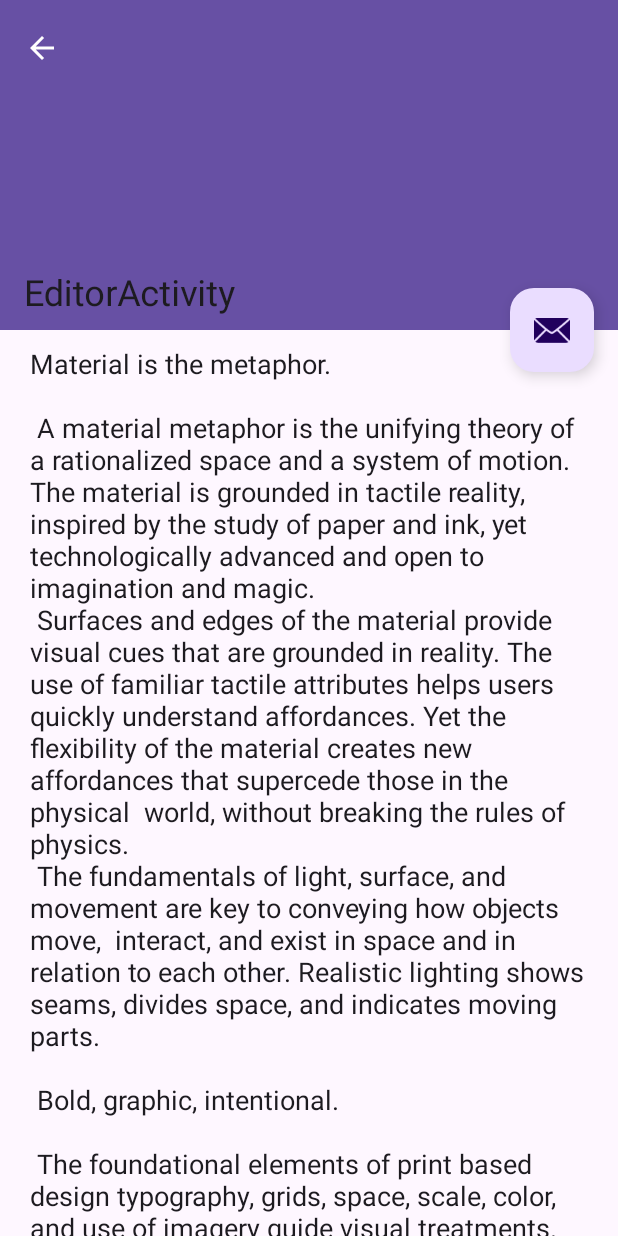
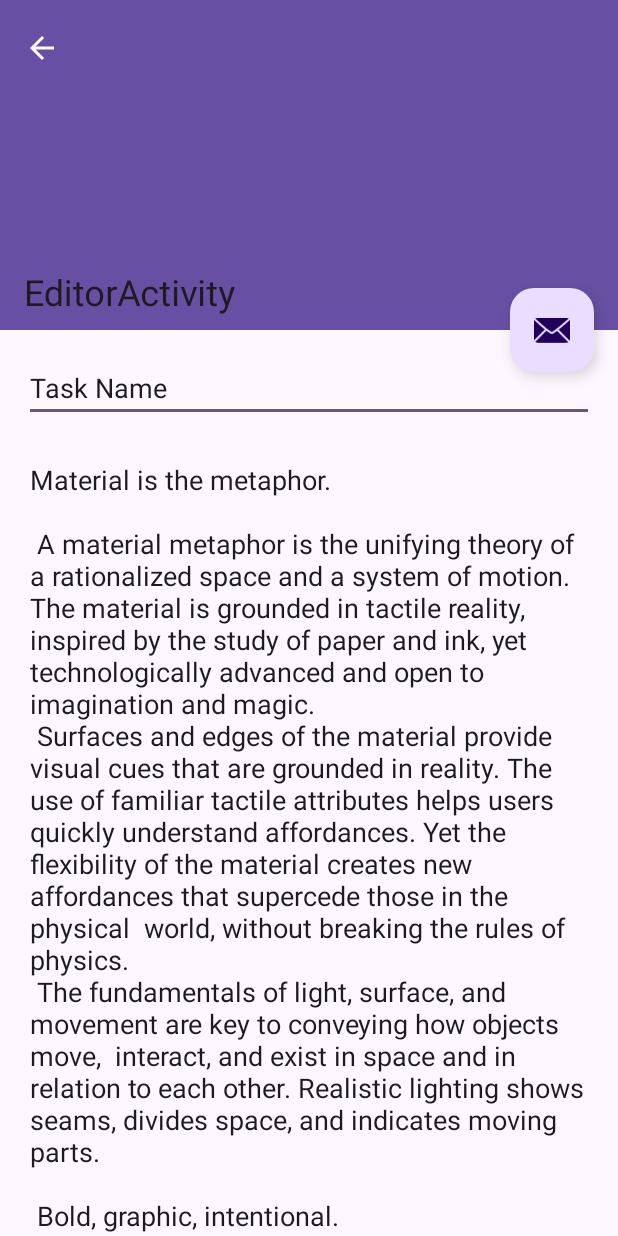
Before and after one commit to nasif-jaoadun/TaskNote, an Android app: the screen it shows after launch (EditorActivity), after a tap on an icon or button, on a phone screen of 412 x 824 dp. Run offline under Robolectric (Android 15) with nearby library versions, the phone set to English and light mode, and no system bars; our stand-ins replace Room's generated code, navigation-ui.

```diff
--- a/app/src/main/java/com/jnasif/tasknote/data/TaskNoteEntity.kt
+++ b/app/src/main/java/com/jnasif/tasknote/data/TaskNoteEntity.kt
@@ -1,10 +1,14 @@
 package com.jnasif.tasknote.data
 
+import androidx.room.Entity
+import androidx.room.PrimaryKey
 import java.util.Date
 
+@Entity(tableName= "taskNotes")
 data class TaskNoteEntity (
+    @PrimaryKey(autoGenerate = true)
     val id: Int,
     val createDate: Date,
     val taskNameText: String,
-    val taskStatus : Boolean
+    val taskDone : Boolean
 )
--- a/app/src/main/java/com/jnasif/tasknote/ui/TaskNoteAdapter.kt
+++ b/app/src/main/java/com/jnasif/tasknote/ui/TaskNoteAdapter.kt
@@ -22,8 +22,8 @@ class TaskNoteAdapter(mTaskNotes : List<TaskNoteEntity>) : RecyclerView.Adapter<
 
     override fun onBindViewHolder(holder: ViewHolder, position: Int) {
         val taskNote : TaskNoteEntity = mTaskNotes.get(position)
-        binding.textView.text = taskNote.taskNameText
-        binding.radioButton.isChecked = taskNote.taskStatus
+        binding.textViewTaskDetails.text = taskNote.taskNameText
+        binding.radioButton.isChecked = taskNote.taskDone
         binding.radioButton.setOnCheckedChangeListener{ compoundButton: CompoundButton, isChecked: Boolean ->
 
         }
--- a/app/src/main/res/layout-w1240dp/content_scrolling.xml
+++ b/app/src/main/res/layout-w1240dp/content_scrolling.xml
@@ -1,5 +1,5 @@
 <?xml version="1.0" encoding="utf-8"?>
-<androidx.core.widget.NestedScrollView xmlns:android="http://schemas.android.com/apk/res/android"
+<androidx.constraintlayout.widget.ConstraintLayout xmlns:android="http://schemas.android.com/apk/res/android"
     xmlns:app="http://schemas.android.com/apk/res-auto"
     xmlns:tools="http://schemas.android.com/tools"
     android:layout_width="match_parent"
@@ -9,7 +9,26 @@
     tools:showIn="@layout/activity_editor">
 
     <EditText
-        android:id="@+id/editTextEditor"
+        android:id="@+id/editTextTaskNote"
+        android:layout_width="match_parent"
+        android:layout_height="wrap_content"
+        android:layout_margin="@dimen/text_margin"
+        android:inputType="textMultiLine|textCapSentences"
+        android:text="@string/task_name"
+        app:layout_constraintLeft_toLeftOf="parent"
+        app:layout_constraintRight_toRightOf="parent"
+        app:layout_constraintTop_toTopOf="parent" />
+
+    <androidx.core.widget.NestedScrollView
+        android:layout_width="0dp"
+        android:layout_height="0dp"
+        app:layout_constraintBottom_toBottomOf="parent"
+        app:layout_constraintLeft_toLeftOf="parent"
+        app:layout_constraintRight_toRightOf="parent"
+        app:layout_constraintTop_toBottomOf="@+id/editTextTaskNote">
+
+        <EditText
+            android:id="@+id/editTextTaskNoteDetails"
             android:layout_width="wrap_content"
             android:layout_height="match_parent"
             android:layout_marginEnd="200dp"
@@ -17,4 +36,6 @@
             android:layout_marginTop="48dp"
             android:inputType="textMultiLine|textCapSentences"
             android:text="@string/large_text" />
+
     </androidx.core.widget.NestedScrollView>
+</androidx.constraintlayout.widget.ConstraintLayout>
--- a/app/src/main/res/layout-w936dp/content_scrolling.xml
+++ b/app/src/main/res/layout-w936dp/content_scrolling.xml
@@ -8,19 +8,32 @@
     tools:context=".EditorActivity"
     tools:showIn="@layout/activity_editor">
 
+    <EditText
+        android:id="@+id/editTextTaskNote"
+        android:layout_width="match_parent"
+        android:layout_height="wrap_content"
+        android:layout_margin="@dimen/text_margin"
+        android:inputType="textMultiLine|textCapSentences"
+        android:text="@string/task_name"
+        app:layout_constraintLeft_toLeftOf="parent"
+        app:layout_constraintRight_toRightOf="parent"
+        app:layout_constraintTop_toTopOf="parent" />
+
     <androidx.core.widget.NestedScrollView
-        android:layout_width="840dp"
-        android:layout_height="match_parent"
-        app:layout_constraintEnd_toEndOf="parent"
-        app:layout_constraintStart_toStartOf="parent"
-        app:layout_constraintTop_toTopOf="parent">
+        android:layout_width="0dp"
+        android:layout_height="0dp"
+        app:layout_constraintBottom_toBottomOf="parent"
+        app:layout_constraintLeft_toLeftOf="parent"
+        app:layout_constraintRight_toRightOf="parent"
+        app:layout_constraintTop_toBottomOf="@+id/editTextTaskNote">
 
         <EditText
-            android:id="@+id/editTextEditor"
+            android:id="@+id/editTextTaskNoteDetails"
             android:layout_width="wrap_content"
             android:layout_height="match_parent"
             android:layout_marginTop="48dp"
             android:inputType="textMultiLine|textCapSentences"
             android:text="@string/large_text" />
+
     </androidx.core.widget.NestedScrollView>
 </androidx.constraintlayout.widget.ConstraintLayout>
--- a/app/src/main/res/layout/content_scrolling.xml
+++ b/app/src/main/res/layout/content_scrolling.xml
@@ -1,19 +1,39 @@
 <?xml version="1.0" encoding="utf-8"?>
-<androidx.core.widget.NestedScrollView xmlns:android="http://schemas.android.com/apk/res/android"
+<androidx.constraintlayout.widget.ConstraintLayout xmlns:android="http://schemas.android.com/apk/res/android"
     xmlns:app="http://schemas.android.com/apk/res-auto"
     xmlns:tools="http://schemas.android.com/tools"
+    android:layout_height="match_parent"
     android:layout_width="match_parent"
-    android:layout_height="match_parent"
     app:layout_behavior="@string/appbar_scrolling_view_behavior"
     tools:context=".EditorActivity"
     tools:showIn="@layout/activity_editor">
 
     <EditText
-        android:id="@+id/editTextEditor"
-        android:layout_width="wrap_content"
-        android:layout_height="match_parent"
+        android:id="@+id/editTextTaskNote"
+        android:layout_width="match_parent"
+        android:layout_height="wrap_content"
         android:layout_margin="@dimen/text_margin"
-        android:text="@string/large_text"
-        android:inputType="textMultiLine|textCapSentences"/>
+        android:inputType="textMultiLine|textCapSentences"
+        android:text="@string/task_name"
+        app:layout_constraintLeft_toLeftOf="parent"
+        app:layout_constraintRight_toRightOf="parent"
+        app:layout_constraintTop_toTopOf="parent"/>
 
-</androidx.core.widget.NestedScrollView>
+    <androidx.core.widget.NestedScrollView
+        android:layout_width="0dp"
+        android:layout_height="0dp"
+        app:layout_constraintLeft_toLeftOf="parent"
+        app:layout_constraintRight_toRightOf="parent"
+        app:layout_constraintTop_toBottomOf="@+id/editTextTaskNote"
+        app:layout_constraintBottom_toBottomOf="parent">
+
+        <EditText
+            android:id="@+id/editTextTaskNoteDetails"
+            android:layout_width="wrap_content"
+            android:layout_height="match_parent"
+            android:layout_margin="@dimen/text_margin"
+            android:inputType="textMultiLine|textCapSentences"
+            android:text="@string/large_text" />
+
+    </androidx.core.widget.NestedScrollView>
+</androidx.constraintlayout.widget.ConstraintLayout>
--- a/app/src/main/res/layout/task_note_list_item.xml
+++ b/app/src/main/res/layout/task_note_list_item.xml
@@ -26,7 +26,23 @@
         app:srcCompat="@drawable/ic_edit" />
 
     <TextView
-        android:id="@+id/textView"
+        android:id="@+id/textViewTaskName"
+        android:layout_width="0dp"
+        android:layout_height="wrap_content"
+        android:text="@string/task_name"
+        android:layout_margin="8dp"
+        android:maxLines="2"
+        android:ellipsize="end"
+        android:textSize="18sp"
+        android:textColor="#333"
+        app:layout_constraintEnd_toStartOf="@id/floatingActionButton"
+        app:layout_constraintRight_toLeftOf="@id/floatingActionButton"
+        app:layout_constraintStart_toStartOf="parent"
+        app:layout_constraintLeft_toLeftOf="parent"
+        app:layout_constraintTop_toTopOf="parent" />
+
+    <TextView
+        android:id="@+id/textViewTaskDetails"
         android:layout_width="0dp"
         android:layout_height="wrap_content"
         android:text="TextView"
@@ -39,6 +55,5 @@
         app:layout_constraintRight_toLeftOf="@id/floatingActionButton"
         app:layout_constraintBottom_toBottomOf="parent"
         app:layout_constraintStart_toStartOf="parent"
-        app:layout_constraintLeft_toLeftOf="parent"
-        app:layout_constraintTop_toTopOf="parent" />
+        app:layout_constraintLeft_toLeftOf="parent"/>
 </androidx.constraintlayout.widget.ConstraintLayout>
--- a/app/src/main/res/values/strings.xml
+++ b/app/src/main/res/values/strings.xml
@@ -133,4 +133,5 @@
         "For example, position the FAB to one side of stream of a cards so the FAB won’t interfere "
         "when a user tries to pick up one of cards.\n\n"
     </string>
+    <string name="task_name">Task Name</string>
 </resources>
```
Lines whose indentation alone changed are shown as unchanged.
